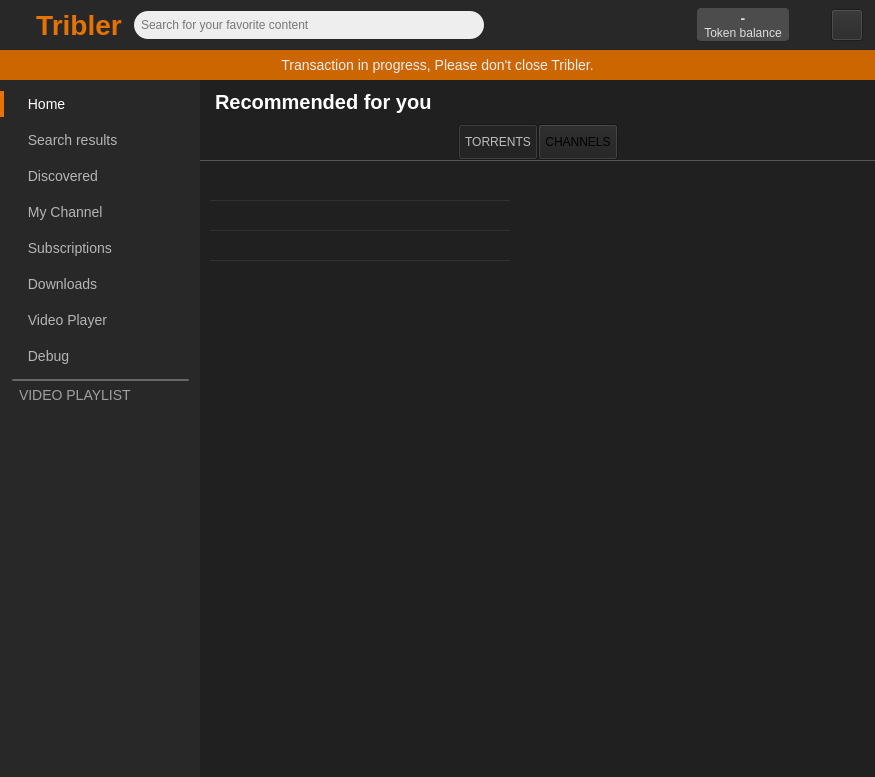
Qt form TriblerGUI/qt_resources/mainwindow.ui (Tribler/tribler) before a commit.
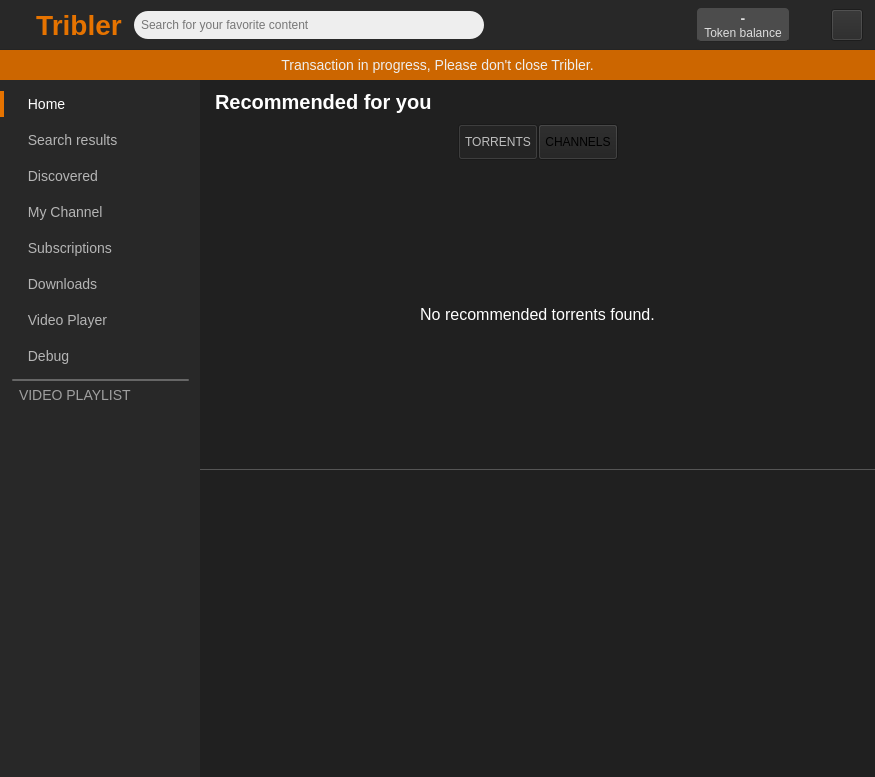
The same form after that commit. The open tabs and pages were chosen to show the change. Icons and pictures are not drawn. Custom widgets are drawn as their Qt base class.

Commit message:
Refactored home page logic
Fixed issue with resizing, improved the label if there are no results.

Patch:
```diff
--- a/TriblerGUI/qt_resources/mainwindow.ui
+++ b/TriblerGUI/qt_resources/mainwindow.ui
@@ -1243,6 +1243,25 @@
             </layout>
            </widget>
           </item>
+          <item>
+           <widget class="QLabel" name="home_page_no_items_label">
+            <property name="sizePolicy">
+             <sizepolicy hsizetype="Preferred" vsizetype="Expanding">
+              <horstretch>0</horstretch>
+              <verstretch>0</verstretch>
+             </sizepolicy>
+            </property>
+            <property name="styleSheet">
+             <string notr="true">color: white; font-size: 16px;</string>
+            </property>
+            <property name="text">
+             <string>No recommended torrents found.</string>
+            </property>
+            <property name="alignment">
+             <set>Qt::AlignCenter</set>
+            </property>
+           </widget>
+          </item>
           <item>
            <widget class="QTableWidget" name="home_page_table_view">
             <property name="cursor" stdset="0">
@@ -1258,6 +1277,11 @@
 QTableWidget::item {
 padding-right: 10px;
 padding-bottom: 10px;
+border: none;
+}
+
+QTableWidget::item::hover {
+background: transparent;
 }</string>
             </property>
             <property name="horizontalScrollBarPolicy">
```
Left out of the diff: 2 changed lines with no effect on the pictures. The commit also changes 1 other file.
